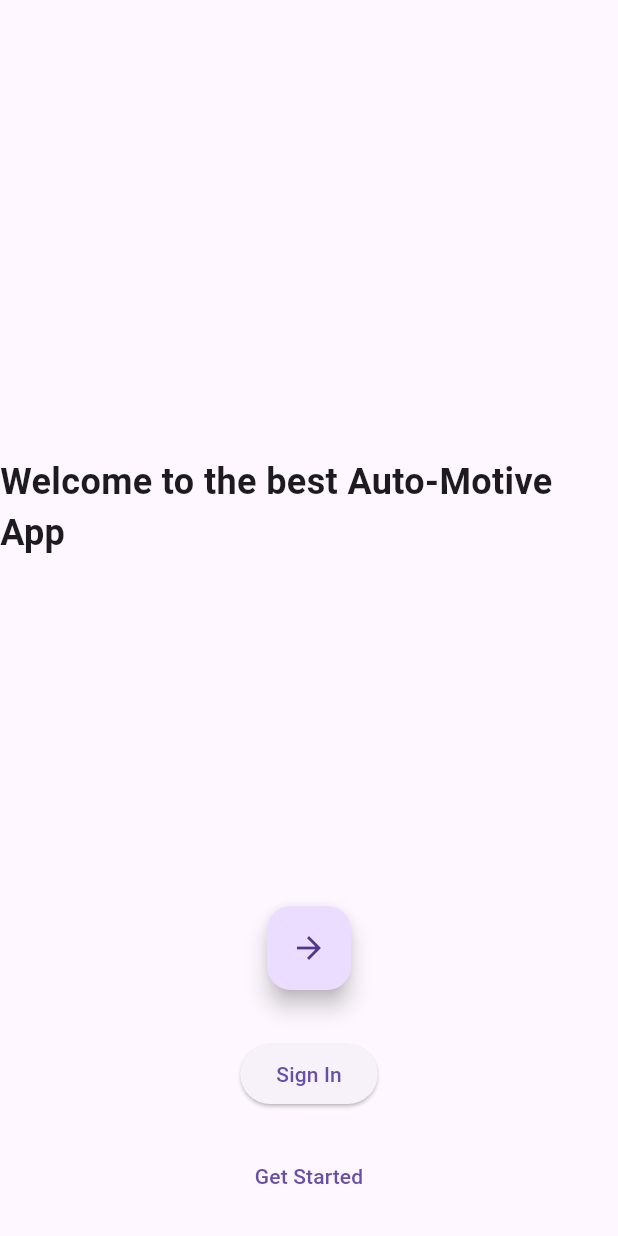
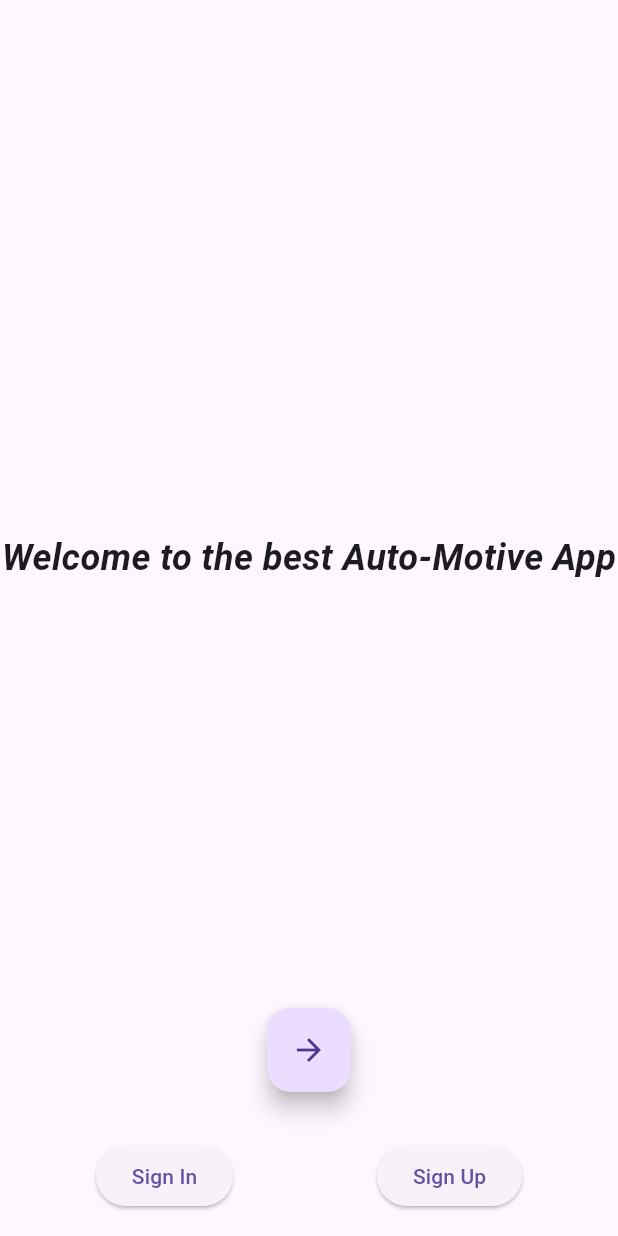
Before and after one commit to Billy272/Learn_Dart, a Flutter app: the screen it shows after launch, swiped to page 2, on a phone screen of 412 x 824 dp. Run offline on Flutter 3.47's test engine with Material 3 defaults, Android fonts, the phone set to English and light mode, and no system bars; our stand-ins replace geolocator, google_maps_flutter, logger.

Commit message:
Add styling and update button labels in IntroductionScreen

```diff
--- a/dah_app/lib/intro_sc.dart
+++ b/dah_app/lib/intro_sc.dart
@@ -26,6 +26,7 @@ class IntroductionScreen extends StatelessWidget {
               style: const TextStyle(
                 fontSize: 24,
                 fontWeight: FontWeight.bold,
+                fontStyle: FontStyle.italic,
               ),
             ),
           );
@@ -52,8 +53,8 @@ class IntroductionScreen extends StatelessWidget {
       floatingActionButtonLocation: FloatingActionButtonLocation.centerFloat,
       bottomNavigationBar: Padding(
         padding: const EdgeInsets.all(16),
-        child: Column(
-          mainAxisSize: MainAxisSize.min,
+        child: Row(
+          mainAxisAlignment: MainAxisAlignment.spaceEvenly,
           children: [
             ElevatedButton(
               onPressed: () {
@@ -65,7 +66,7 @@ class IntroductionScreen extends StatelessWidget {
               child: const Text('Sign In'),
             ),
             const SizedBox(height: 20),
-            TextButton(
+            ElevatedButton(
               onPressed: () {
                 Navigator.push(
                   context,
@@ -74,7 +75,7 @@ class IntroductionScreen extends StatelessWidget {
                   ),
                 );
               },
-              child: const Text('Get Started'),
+              child: const Text('Sign Up'),
             )
           ],
         ),
```
